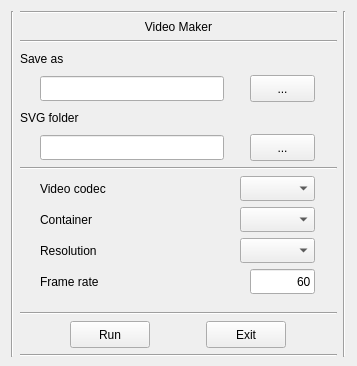
Above: ui/video_maker_setup_ui.ui from eM7RON/ImageEvo before the change. Below: the same form after it.
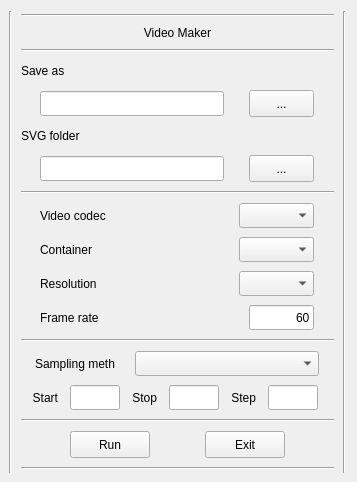
That is the form after the change.

Diff of the .ui file:
```diff
--- a/ui/video_maker_setup_ui.ui
+++ b/ui/video_maker_setup_ui.ui
@@ -10,7 +10,7 @@
     <x>0</x>
     <y>0</y>
     <width>357</width>
-    <height>366</height>
+    <height>482</height>
    </rect>
   </property>
   <property name="sizePolicy">
@@ -22,21 +22,27 @@
   <property name="minimumSize">
    <size>
     <width>357</width>
-    <height>366</height>
+    <height>482</height>
    </size>
   </property>
   <property name="maximumSize">
    <size>
     <width>357</width>
-    <height>366</height>
+    <height>482</height>
    </size>
   </property>
   <property name="windowTitle">
    <string>𝕀mage𝔼vo</string>
   </property>
-  <layout class="QVBoxLayout" name="_2">
+  <layout class="QVBoxLayout" name="_2" stretch="0">
    <property name="spacing">
-    <number>6</number>
+    <number>9</number>
+   </property>
+   <property name="sizeConstraint">
+    <enum>QLayout::SetDefaultConstraint</enum>
+   </property>
+   <property name="leftMargin">
+    <number>9</number>
    </property>
    <property name="bottomMargin">
     <number>9</number>
@@ -584,20 +590,234 @@
         </layout>
        </item>
        <item>
-        <spacer name="verticalSpacer">
+        <widget class="Line" name="line_2">
          <property name="orientation">
-          <enum>Qt::Vertical</enum>
+          <enum>Qt::Horizontal</enum>
          </property>
-         <property name="sizeType">
-          <enum>QSizePolicy::Expanding</enum>
+        </widget>
+       </item>
+       <item>
+        <layout class="QHBoxLayout" name="horizontalLayout_13">
+         <item>
+          <widget class="QLabel" name="resolution_label_2">
+           <property name="sizePolicy">
+            <sizepolicy hsizetype="Fixed" vsizetype="Preferred">
+             <horstretch>0</horstretch>
+             <verstretch>0</verstretch>
+            </sizepolicy>
+           </property>
+           <property name="minimumSize">
+            <size>
+             <width>69</width>
+             <height>0</height>
+            </size>
+           </property>
+           <property name="maximumSize">
+            <size>
+             <width>80</width>
+             <height>16777215</height>
+            </size>
+           </property>
+           <property name="text">
+            <string>Sampling method</string>
+           </property>
+          </widget>
+         </item>
+         <item>
+          <widget class="QComboBox" name="sampling_method_dropdown">
+           <property name="sizePolicy">
+            <sizepolicy hsizetype="Fixed" vsizetype="Fixed">
+             <horstretch>0</horstretch>
+             <verstretch>0</verstretch>
+            </sizepolicy>
+           </property>
+           <property name="minimumSize">
+            <size>
+             <width>184</width>
+             <height>25</height>
+            </size>
+           </property>
+           <property name="maximumSize">
+            <size>
+             <width>184</width>
+             <height>25</height>
+            </size>
+           </property>
+           <property name="toolTip">
+            <string>&lt;html&gt;&lt;head/&gt;&lt;body&gt;&lt;p&gt;Perhaps you have a very large set of images and want to use a subset as to reduce computation time and the length of the video. These sampling methods allow you to achieve this. The exponential decay is particuarly useful for conventional ImageEvo outputs as it samples more frequently when there is large changes in fitness but less frequently when there is smaller change in fitness.&lt;/p&gt;&lt;/body&gt;&lt;/html&gt;</string>
+           </property>
+           <property name="insertPolicy">
+            <enum>QComboBox::InsertAtBottom</enum>
+           </property>
+          </widget>
+         </item>
+        </layout>
+       </item>
+       <item>
+        <layout class="QHBoxLayout" name="horizontalLayout_14">
+         <property name="spacing">
+          <number>0</number>
          </property>
-         <property name="sizeHint" stdset="0">
-          <size>
-           <width>20</width>
-           <height>3</height>
-          </size>
-         </property>
-        </spacer>
+         <item>
+          <widget class="QLabel" name="label">
+           <property name="sizePolicy">
+            <sizepolicy hsizetype="Fixed" vsizetype="Preferred">
+             <horstretch>0</horstretch>
+             <verstretch>0</verstretch>
+            </sizepolicy>
+           </property>
+           <property name="minimumSize">
+            <size>
+             <width>25</width>
+             <height>0</height>
+            </size>
+           </property>
+           <property name="maximumSize">
+            <size>
+             <width>25</width>
+             <height>16777215</height>
+            </size>
+           </property>
+           <property name="text">
+            <string>Start</string>
+           </property>
+           <property name="alignment">
+            <set>Qt::AlignRight|Qt::AlignTrailing|Qt::AlignVCenter</set>
+           </property>
+          </widget>
+         </item>
+         <item>
+          <widget class="QLineEdit" name="start_entry">
+           <property name="sizePolicy">
+            <sizepolicy hsizetype="Fixed" vsizetype="Fixed">
+             <horstretch>0</horstretch>
+             <verstretch>0</verstretch>
+            </sizepolicy>
+           </property>
+           <property name="minimumSize">
+            <size>
+             <width>50</width>
+             <height>25</height>
+            </size>
+           </property>
+           <property name="maximumSize">
+            <size>
+             <width>50</width>
+             <height>25</height>
+            </size>
+           </property>
+           <property name="alignment">
+            <set>Qt::AlignRight|Qt::AlignTrailing|Qt::AlignVCenter</set>
+           </property>
+          </widget>
+         </item>
+         <item>
+          <widget class="QLabel" name="label_2">
+           <property name="sizePolicy">
+            <sizepolicy hsizetype="Fixed" vsizetype="Preferred">
+             <horstretch>0</horstretch>
+             <verstretch>0</verstretch>
+            </sizepolicy>
+           </property>
+           <property name="minimumSize">
+            <size>
+             <width>25</width>
+             <height>0</height>
+            </size>
+           </property>
+           <property name="maximumSize">
+            <size>
+             <width>25</width>
+             <height>16777215</height>
+            </size>
+           </property>
+           <property name="text">
+            <string>Stop</string>
+           </property>
+           <property name="alignment">
+            <set>Qt::AlignRight|Qt::AlignTrailing|Qt::AlignVCenter</set>
+           </property>
+          </widget>
+         </item>
+         <item>
+          <widget class="QLineEdit" name="stop_entry">
+           <property name="sizePolicy">
+            <sizepolicy hsizetype="Fixed" vsizetype="Fixed">
+             <horstretch>0</horstretch>
+             <verstretch>0</verstretch>
+            </sizepolicy>
+           </property>
+           <property name="minimumSize">
+            <size>
+             <width>50</width>
+             <height>25</height>
+            </size>
+           </property>
+           <property name="maximumSize">
+            <size>
+             <width>50</width>
+             <height>25</height>
+            </size>
+           </property>
+           <property name="alignment">
+            <set>Qt::AlignRight|Qt::AlignTrailing|Qt::AlignVCenter</set>
+           </property>
+          </widget>
+         </item>
+         <item>
+          <widget class="QLabel" name="label_3">
+           <property name="sizePolicy">
+            <sizepolicy hsizetype="Fixed" vsizetype="Preferred">
+             <horstretch>0</horstretch>
+             <verstretch>0</verstretch>
+            </sizepolicy>
+           </property>
+           <property name="minimumSize">
+            <size>
+             <width>25</width>
+             <height>0</height>
+            </size>
+           </property>
+           <property name="maximumSize">
+            <size>
+             <width>25</width>
+             <height>16777215</height>
+            </size>
+           </property>
+           <property name="text">
+            <string>Step</string>
+           </property>
+           <property name="alignment">
+            <set>Qt::AlignRight|Qt::AlignTrailing|Qt::AlignVCenter</set>
+           </property>
+          </widget>
+         </item>
+         <item>
+          <widget class="QLineEdit" name="step_entry">
+           <property name="sizePolicy">
+            <sizepolicy hsizetype="Fixed" vsizetype="Fixed">
+             <horstretch>0</horstretch>
+             <verstretch>0</verstretch>
+            </sizepolicy>
+           </property>
+           <property name="minimumSize">
+            <size>
+             <width>50</width>
+             <height>25</height>
+            </size>
+           </property>
+           <property name="maximumSize">
+            <size>
+             <width>50</width>
+             <height>25</height>
+            </size>
+           </property>
+           <property name="alignment">
+            <set>Qt::AlignRight|Qt::AlignTrailing|Qt::AlignVCenter</set>
+           </property>
+          </widget>
+         </item>
+        </layout>
        </item>
        <item>
         <widget class="Line" name="line_5">
```
